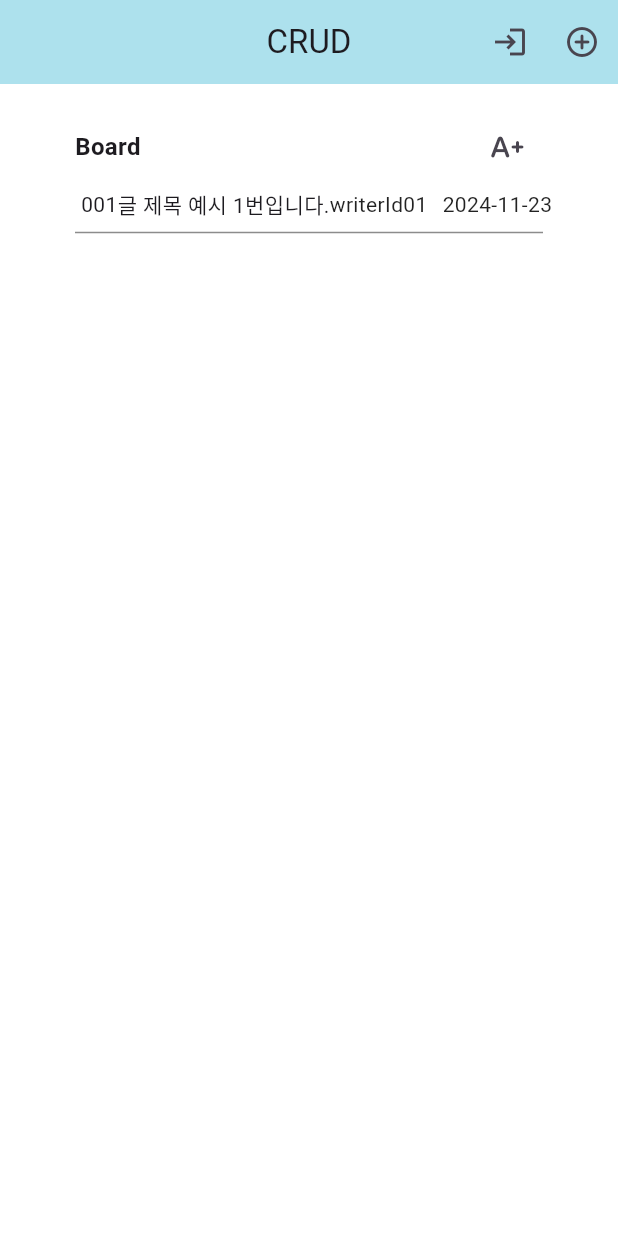
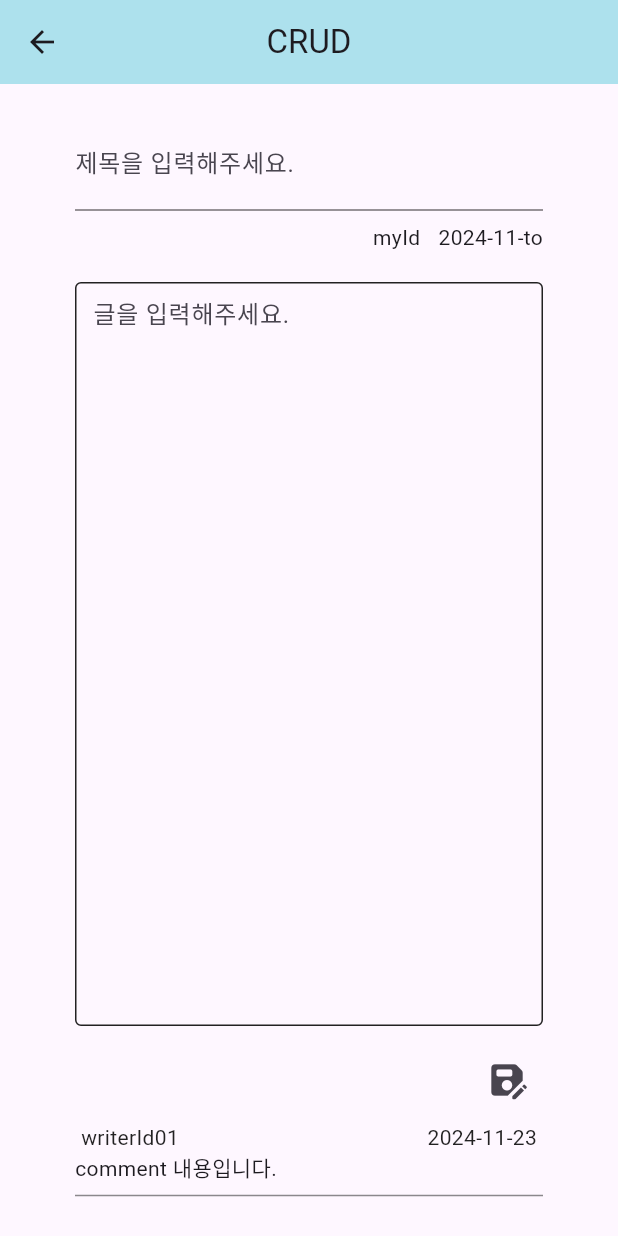
Before and after one commit to somsomcartel/crud-frontend, a Flutter app: the screen it shows after launch, after a tap on the "text increase" icon, on a phone screen of 412 x 824 dp. Run offline on Flutter 3.47's test engine with Material 3 defaults, Android fonts, the phone set to English and light mode, and no system bars; our stand-ins replace flutter_secure_storage.

Commit message:
[feature] 글 작성 화면 구현

```diff
--- a/lib/main.dart
+++ b/lib/main.dart
@@ -67,7 +67,9 @@ class App extends StatelessWidget {
                       icon: const Icon(Icons.login_outlined),
                     ),
                     // 회원가입 버튼
-                    IconButton(
+                    Padding(
+                      padding: const EdgeInsets.only(left: 4.0, right: 8.0),
+                      child: IconButton(
                         onPressed: () {
                           Navigator.push(
                             context,
@@ -77,6 +79,7 @@ class App extends StatelessWidget {
                           );
                         },
                         icon: const Icon(Icons.add_circle_outline_rounded),
+                      ),
                     ),
                   ],
                 ),
--- a/lib/screens/board_screen.dart
+++ b/lib/screens/board_screen.dart
@@ -1,3 +1,4 @@
+import 'package:crud/screens/write_screen.dart';
 import 'package:crud/widgets/article_widget.dart';
 import 'package:flutter/material.dart';
 
@@ -27,14 +28,18 @@ class BoardScreen extends StatelessWidget {
                 ),
                 IconButton(
                     onPressed: () {
-                      print("작성");
+                      Navigator.push(
+                        context,
+                        MaterialPageRoute(
+                          builder: (context) => const WriteScreen(),
+                        ),
+                      );
                     },
                     icon: const Icon(Icons.text_increase_rounded))
               ],
             ),
             const Column(
               children: [
-                // 글 목록, 위젯 분리가 낫지 않을까?
                 article_widget(),
               ],
             )
--- a/lib/screens/write_screen.dart
+++ b/lib/screens/write_screen.dart
@@ -1,3 +1,4 @@
+import 'package:crud/widgets/comment_widget.dart';
 import 'package:flutter/material.dart';
 
 class WriteScreen extends StatelessWidget {
@@ -5,7 +6,93 @@ class WriteScreen extends StatelessWidget {
 
   @override
   Widget build(BuildContext context) {
-    // TODO: implement build
-    throw UnimplementedError();
+    return Scaffold(
+      appBar: AppBar(
+        title: const Text("CRUD"),
+        centerTitle: true,
+        elevation: 2,
+        backgroundColor: Colors.cyan.shade100,
+      ),
+      body: Padding(
+        padding: const EdgeInsets.symmetric(
+          horizontal: 50.0,
+          vertical: 28.0,
+        ),
+        child: Column(
+          children: [
+            Column(
+              crossAxisAlignment: CrossAxisAlignment.start,
+              children: [
+                TextFormField(
+                  decoration: const InputDecoration(
+                    hintText: "제목을 입력해주세요.",
+                    border: InputBorder.none,
+                  ),
+                ),
+                const SizedBox(
+                  width: double.infinity,
+                  child: Divider(
+                    color: Colors.black54,
+                    thickness: 1.0,
+                  ),
+                ),
+                const SizedBox(
+                  child: Row(
+                    mainAxisAlignment: MainAxisAlignment.end,
+                    children: [
+                      Text("myId"),
+                      SizedBox(
+                        width: 12.0,
+                      ),
+                      Text("2024-11-to"),
+                    ],
+                  ),
+                )
+              ],
+            ),
+            const SizedBox(
+              height: 20.0,
+            ),
+            Column(
+              children: [
+                const TextField(
+                  maxLines: 20,
+                  decoration: InputDecoration(
+                    contentPadding: EdgeInsets.all(8.0),
+                    hintText: "글을 입력해주세요.",
+                    enabledBorder: OutlineInputBorder(
+                      borderSide: BorderSide(
+                        color: Colors.black87,
+                        width: 1.0,
+                      ),
+                    ),
+                    focusedBorder: OutlineInputBorder(
+                      borderSide: BorderSide(
+                        color: Colors.black87,
+                        width: 1.0,
+                      ),
+                    ),
+                  ),
+                ),
+                const SizedBox(
+                  height: 12.0,
+                ),
+                Align(
+                  alignment: Alignment.topRight,
+                  child: IconButton(
+                    iconSize: 28,
+                    onPressed: () {
+                      print("saved!");
+                    },
+                    icon: const Icon(Icons.save_as_rounded),
+                  ),
+                ),
+              ],
+            ),
+            const comment_widget()
+          ],
+        ),
+      ),
+    );
   }
 }
--- /dev/null
+++ b/lib/widgets/comment_widget.dart
@@ -0,0 +1,48 @@
+import 'package:flutter/material.dart';
+
+class comment_widget extends StatelessWidget {
+  const comment_widget({
+    super.key,
+  });
+
+  @override
+  Widget build(BuildContext context) {
+    return Column(
+      crossAxisAlignment: CrossAxisAlignment.start,
+      children: [
+        Padding(
+          padding: const EdgeInsets.only(left: 4.0, right: 4.0, top: 4.0),
+          child: Row(
+            mainAxisAlignment: MainAxisAlignment.spaceBetween,
+            children: [
+              const Text(
+                "writerId01",
+                style: TextStyle(color: Colors.black87),
+              ),
+              Container(
+                width: 10,
+              ),
+              const Text(
+                "2024-11-23",
+                style: TextStyle(color: Colors.black87),
+              ),
+            ],
+          ),
+        ),
+        const Text(
+          "comment 내용입니다.",
+          style: TextStyle(
+              // 코멘트 본문 스타일 적용 필요 시 적용
+              ),
+        ),
+        const SizedBox(
+          width: double.infinity,
+          child: Divider(
+            color: Colors.black45,
+            thickness: 1.0,
+          ),
+        )
+      ],
+    );
+  }
+}
```
Lines whose indentation alone changed are shown as unchanged.
